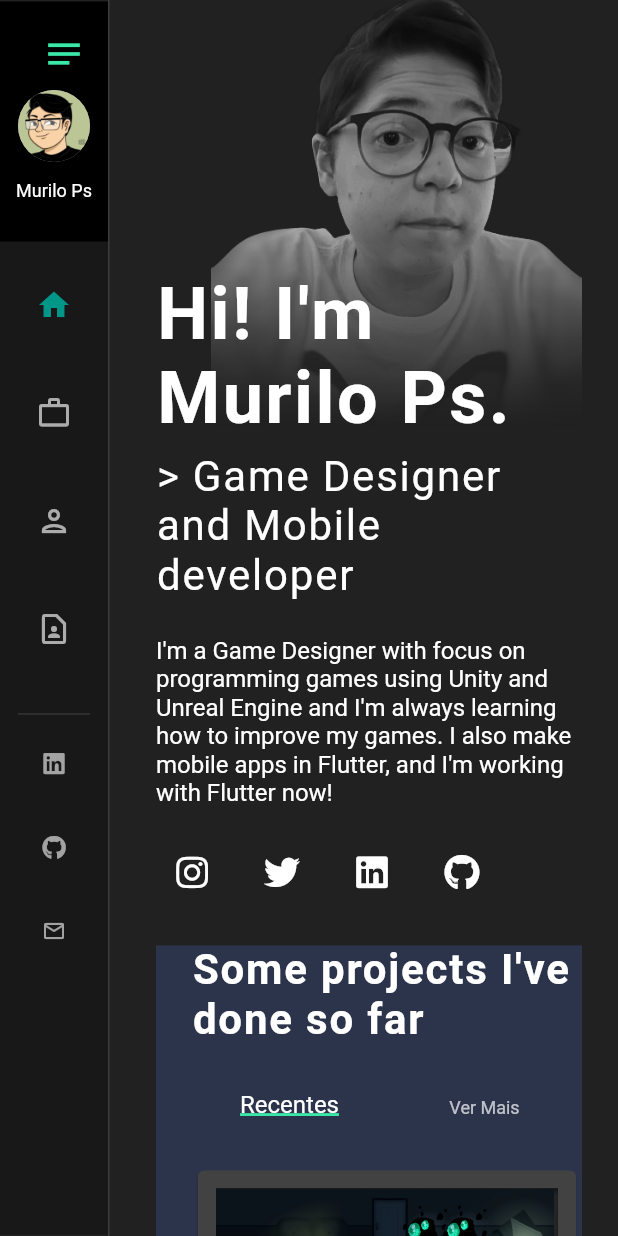
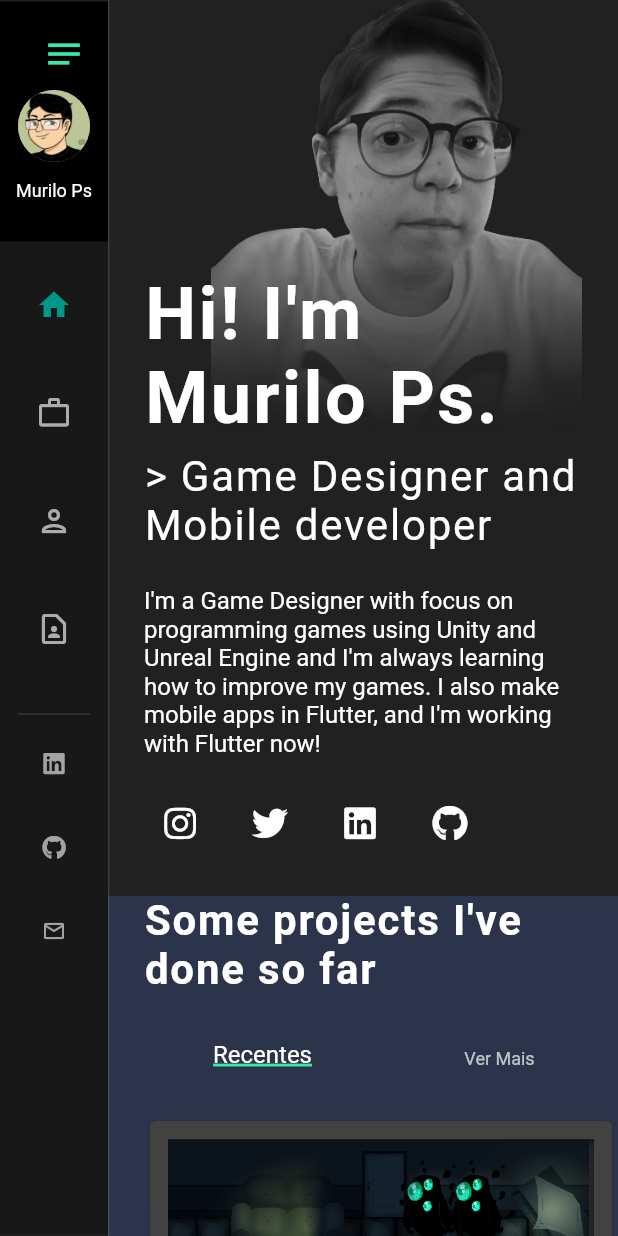
Before and after one commit to murilinhoPs/murilinho-portfolio, a Flutter app: the screen it shows after launch, on a phone screen of 412 x 824 dp. Run offline on Flutter 3.47's test engine with Material 2 defaults, Android fonts, the phone set to English and light mode, and no system bars; our stand-ins replace flutter_markdown, responsive_builder.

Commit message:
Adjust spacings and paddings

```diff
--- a/lib/pages/main_page/main_page.dart
+++ b/lib/pages/main_page/main_page.dart
@@ -16,7 +16,7 @@ class _MainPageState extends State<MainPage> {
     return Scaffold(
       body: ScreenTypeLayout(
         breakpoints: ScreenBreakpoints(
-          desktop: 800,
+          desktop: 700,
           tablet: 500,
           watch: 200,
         ),
--- a/lib/pages/main_page/main_page_desktop.dart
+++ b/lib/pages/main_page/main_page_desktop.dart
@@ -12,9 +12,11 @@ class MainPageDesktop extends StatelessWidget {
         NavBar(),
         Expanded(
           child: ListView(
-            padding: const EdgeInsets.symmetric(horizontal: 24.0),
             children: [
-              HomeSection(),
+              Padding(
+                padding: const EdgeInsets.symmetric(horizontal: 24.0),
+                child: HomeSection(),
+              ),
               ProjectsSection(),
             ],
           ),
--- a/lib/pages/main_page/main_page_mobile.dart
+++ b/lib/pages/main_page/main_page_mobile.dart
@@ -11,14 +11,15 @@ class MainPageMobile extends StatelessWidget {
         Positioned(
           top: 0,
           bottom: 0,
-          left: 80.0,
+          left: 72.0,
           right: 0,
           child: ListView(
-            padding: const EdgeInsets.symmetric(horizontal: 24.0),
             shrinkWrap: true,
             children: [
-              HomeSection(),
-              SizedBox(height: 24.0),
+              Padding(
+                padding: const EdgeInsets.symmetric(horizontal: 24.0),
+                child: HomeSection(),
+              ),
               ProjectsSection(),
             ],
           ),
--- a/lib/pages/main_page/sections/home/home_mobile.dart
+++ b/lib/pages/main_page/sections/home/home_mobile.dart
@@ -68,6 +68,7 @@ class HomeMobile extends StatelessWidget {
                   ),
                 ),
               ),
+              SizedBox(height: 24)
             ],
           ),
         ),
```
Also changed, not shown: lib/pages/main_page/sections/home/home_desktop.dart (+3 -6 lines).
